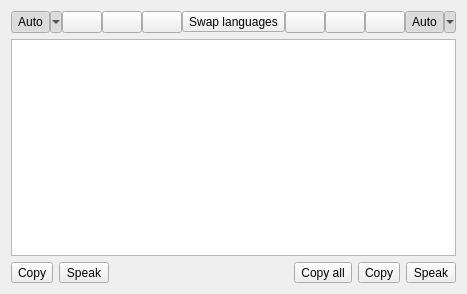
crow-translate/crow-translate, file src/popupwindow.ui: the form before one commit.
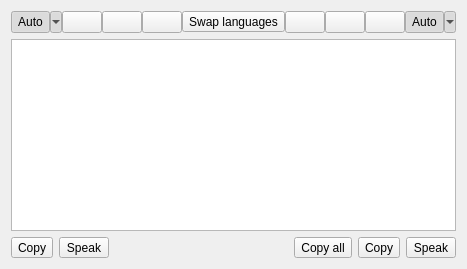
The form after the commit. Icons and pictures are not drawn.

Commit message: Fix wrong button sizes

What changed in the file:
```diff
--- a/src/popupwindow.ui
+++ b/src/popupwindow.ui
@@ -2,20 +2,6 @@
 <ui version="4.0">
  <class>PopupWindow</class>
  <widget class="QWidget" name="PopupWindow">
-  <property name="geometry">
-   <rect>
-    <x>0</x>
-    <y>0</y>
-    <width>453</width>
-    <height>294</height>
-   </rect>
-  </property>
-  <property name="sizePolicy">
-   <sizepolicy hsizetype="Minimum" vsizetype="Fixed">
-    <horstretch>0</horstretch>
-    <verstretch>0</verstretch>
-   </sizepolicy>
-  </property>
   <property name="windowTitle">
    <string notr="true">Crow Translate</string>
   </property>
@@ -262,6 +248,9 @@
         <iconset theme="edit-copy">
          <normaloff>.</normaloff>.</iconset>
        </property>
+       <property name="toolButtonStyle">
+        <enum>Qt::ToolButtonFollowStyle</enum>
+       </property>
       </widget>
      </item>
      <item>
@@ -323,6 +312,9 @@
         <iconset theme="edit-copy">
          <normaloff>.</normaloff>.</iconset>
        </property>
+       <property name="toolButtonStyle">
+        <enum>Qt::ToolButtonFollowStyle</enum>
+       </property>
       </widget>
      </item>
      <item>
@@ -337,6 +329,9 @@
         <iconset theme="text-speak">
          <normaloff>.</normaloff>.</iconset>
        </property>
+       <property name="toolButtonStyle">
+        <enum>Qt::ToolButtonFollowStyle</enum>
+       </property>
       </widget>
      </item>
     </layout>
```
The commit also changes 1 other file.
